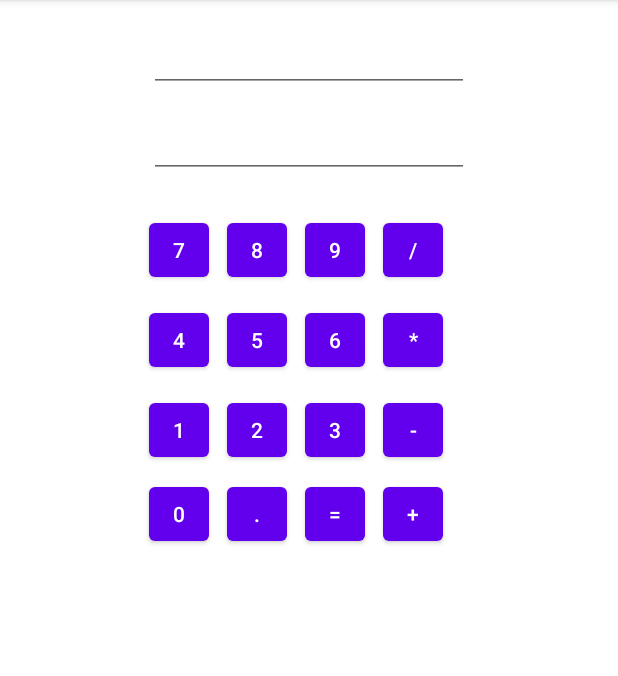
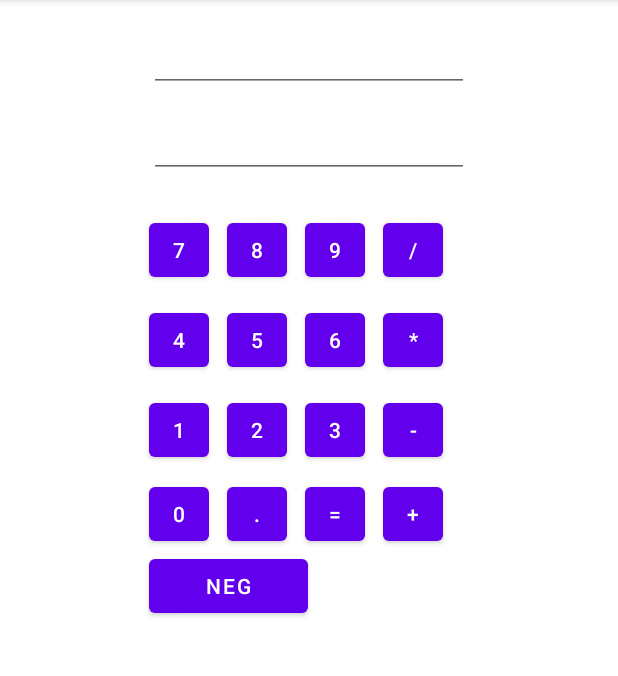
Before and after one commit to JiradaWi/AndroidCalculator, an Android app: the screen it shows after launch (MainActivity), on a phone screen of 412 x 824 dp, the part 84-760 px from its top. Run offline under Robolectric (Android 15) with nearby library versions, the phone set to English and light mode, and no system bars.

Commit message:
[Layout & Code] add Negative button

```diff
--- a/app/src/main/java/com/example/calculator/MainActivity.kt
+++ b/app/src/main/java/com/example/calculator/MainActivity.kt
@@ -2,14 +2,13 @@ package com.example.calculator
 
 import androidx.appcompat.app.AppCompatActivity
 import android.os.Bundle
-import android.os.PersistableBundle
 import android.util.Log
 import android.view.View
 import android.widget.Button
 import android.widget.EditText
 import android.widget.TextView
-import org.w3c.dom.Text
 import java.lang.NumberFormatException
+//import kotlinx.android.synthetic.main.activity_main.*
 
 private const val STATE_PENDING_OPERATION = "PendingOperation"
 private const val STATE_OPERAND1 = "Operand1"
@@ -18,7 +17,7 @@ private const val STATE_PENDING_STORED = "Operand1_Stored"
 class MainActivity : AppCompatActivity() {
     private lateinit var result: EditText
     private lateinit var newNumber: EditText
-    private val displayOperation by lazy { findViewById<TextView>(R.id.operation) }
+    private val displayOperation by lazy(LazyThreadSafetyMode.NONE) { findViewById<TextView>(R.id.operation) }
 
     //Variables to hold operands
     private var operand1: Double? = null
@@ -52,6 +51,8 @@ class MainActivity : AppCompatActivity() {
         val buttonMultiply: Button = findViewById<Button>(R.id.buttonMultiply)
         val buttonMinus: Button = findViewById<Button>(R.id.buttonMinus)
         val buttonPlus: Button = findViewById<Button>(R.id.buttonPlus)
+
+        val buttonNeg: Button = findViewById<Button>(R.id.buttonNeg)
 
         val listener = View.OnClickListener { v ->
             val b = v as Button
@@ -102,6 +103,18 @@ class MainActivity : AppCompatActivity() {
         buttonMultiply.setOnClickListener(opListener)
         buttonMinus.setOnClickListener(opListener)
         buttonPlus.setOnClickListener(opListener)
+
+        val negListener = View.OnClickListener { v ->
+            val b = v as Button
+            var result = ""
+            result = if(newNumber.text.isNotBlank() ){
+                (newNumber.text.toString().toDouble()*-1).toString()
+            }else{
+                "-"
+            }
+            newNumber.setText(result)
+        }
+        buttonNeg.setOnClickListener(negListener)
     }
 
     private fun performOperation(value: Double, operation: String) {
--- a/app/src/main/res/layout-land/activity_main.xml
+++ b/app/src/main/res/layout-land/activity_main.xml
@@ -5,6 +5,15 @@
     android:layout_width="match_parent"
     android:layout_height="match_parent"
     tools:context=".MainActivity">
+
+    <Button
+        android:id="@+id/buttonNeg2"
+        android:layout_width="106dp"
+        android:layout_height="48dp"
+        android:width="48dp"
+        android:text="Neg"
+        app:layout_constraintStart_toStartOf="@+id/button0"
+        app:layout_constraintTop_toBottomOf="@+id/button0" />
 
     <EditText
         android:id="@+id/result"
--- a/app/src/main/res/layout/activity_main.xml
+++ b/app/src/main/res/layout/activity_main.xml
@@ -176,6 +176,15 @@
         app:layout_constraintStart_toEndOf="@+id/button3" />
 
     <Button
+        android:id="@+id/buttonNeg"
+        android:layout_width="106dp"
+        android:layout_height="48dp"
+        android:width="48dp"
+        android:text="Neg"
+        app:layout_constraintStart_toStartOf="@+id/button0"
+        app:layout_constraintTop_toBottomOf="@+id/button0" />
+
+    <Button
         android:id="@+id/buttonPlus"
         android:layout_width="40dp"
         android:layout_height="wrap_content"
@@ -205,4 +214,11 @@
         app:layout_constraintBaseline_toBaselineOf="@+id/buttonDot"
         app:layout_constraintStart_toStartOf="@+id/button3" />
 
+    <androidx.constraintlayout.widget.Guideline
+        android:id="@+id/guideline2"
+        android:layout_width="wrap_content"
+        android:layout_height="wrap_content"
+        android:orientation="vertical"
+        app:layout_constraintGuide_begin="36dp" />
+
 </androidx.constraintlayout.widget.ConstraintLayout>
```
